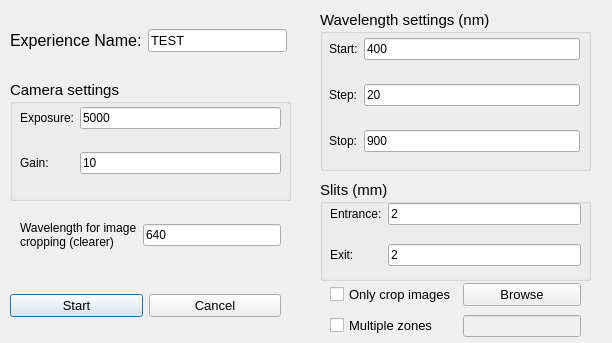
Old version of the form settings.ui in the repository lepo3002/Banc_Optique_3IT.
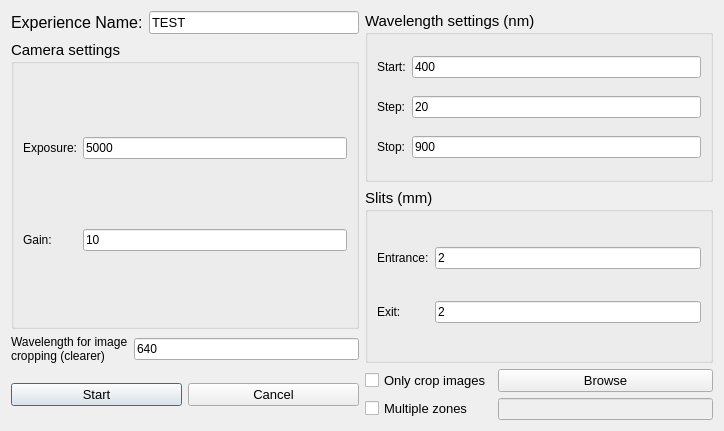
New version of the form.

Commit message: Auto-resize of ui

```diff
--- a/settings.ui
+++ b/settings.ui
@@ -6,22 +6,18 @@
    <rect>
     <x>0</x>
     <y>0</y>
-    <width>612</width>
-    <height>343</height>
+    <width>724</width>
+    <height>431</height>
    </rect>
   </property>
   <property name="windowTitle">
    <string>Dialog</string>
   </property>
-  <widget class="QWidget" name="gridLayoutWidget">
-   <property name="geometry">
-    <rect>
-     <x>10</x>
-     <y>10</y>
-     <width>277</width>
-     <height>61</height>
-    </rect>
+  <layout class="QGridLayout" name="gridLayout_8">
+   <property name="sizeConstraint">
+    <enum>QLayout::SetMinAndMaxSize</enum>
    </property>
+   <item row="0" column="0">
    <layout class="QGridLayout" name="gridLayout">
     <item row="2" column="0">
      <widget class="QLabel" name="label">
@@ -56,139 +52,9 @@
      </widget>
     </item>
    </layout>
-  </widget>
-  <widget class="QWidget" name="verticalLayoutWidget">
-   <property name="geometry">
-    <rect>
-     <x>10</x>
-     <y>280</y>
-     <width>271</width>
-     <height>51</height>
-    </rect>
-   </property>
-   <layout class="QGridLayout" name="gridLayout_5">
-    <item row="0" column="0">
-     <widget class="QPushButton" name="bt">
-      <property name="sizePolicy">
-       <sizepolicy hsizetype="Minimum" vsizetype="Preferred">
-        <horstretch>0</horstretch>
-        <verstretch>0</verstretch>
-       </sizepolicy>
-      </property>
-      <property name="font">
-       <font>
-        <pointsize>10</pointsize>
-       </font>
-      </property>
-      <property name="focusPolicy">
-       <enum>Qt::TabFocus</enum>
-      </property>
-      <property name="text">
-       <string>Start</string>
-      </property>
-     </widget>
-    </item>
-    <item row="0" column="1">
-     <widget class="QPushButton" name="cancel">
-      <property name="font">
-       <font>
-        <pointsize>10</pointsize>
-       </font>
-      </property>
-      <property name="text">
-       <string>Cancel</string>
-      </property>
-     </widget>
-    </item>
-   </layout>
-  </widget>
-  <widget class="QGroupBox" name="groupBox">
-   <property name="geometry">
-    <rect>
-     <x>320</x>
-     <y>180</y>
-     <width>271</width>
-     <height>101</height>
-    </rect>
-   </property>
-   <property name="font">
-    <font>
-     <pointsize>11</pointsize>
-    </font>
-   </property>
-   <property name="title">
-    <string>Slits (mm)</string>
-   </property>
-   <widget class="QWidget" name="gridLayoutWidget_3">
-    <property name="geometry">
-     <rect>
-      <x>10</x>
-      <y>10</y>
-      <width>251</width>
-      <height>91</height>
-     </rect>
-    </property>
-    <layout class="QGridLayout" name="gridLayout_3">
-     <item row="0" column="0">
-      <widget class="QLabel" name="label_5">
-       <property name="font">
-        <font>
-         <pointsize>9</pointsize>
-        </font>
-       </property>
-       <property name="text">
-        <string>Entrance:</string>
-       </property>
-      </widget>
-     </item>
-     <item row="0" column="1">
-      <widget class="QLineEdit" name="entrance">
-       <property name="font">
-        <font>
-         <pointsize>9</pointsize>
-        </font>
-       </property>
-       <property name="text">
-        <string>2</string>
-       </property>
-      </widget>
-     </item>
-     <item row="1" column="0">
-      <widget class="QLabel" name="label_6">
-       <property name="font">
-        <font>
-         <pointsize>9</pointsize>
-        </font>
-       </property>
-       <property name="text">
-        <string>Exit:</string>
-       </property>
-      </widget>
-     </item>
-     <item row="1" column="1">
-      <widget class="QLineEdit" name="exit">
-       <property name="font">
-        <font>
-         <pointsize>9</pointsize>
-        </font>
-       </property>
-       <property name="text">
-        <string>2</string>
-       </property>
-      </widget>
-     </item>
-    </layout>
-   </widget>
-  </widget>
+   </item>
+   <item row="0" column="1" rowspan="2">
   <widget class="QGroupBox" name="groupBox_2">
-   <property name="geometry">
-    <rect>
-     <x>320</x>
-     <y>10</y>
-     <width>271</width>
-     <height>161</height>
-    </rect>
-   </property>
    <property name="font">
     <font>
      <pointsize>11</pointsize>
@@ -197,15 +63,8 @@
    <property name="title">
     <string>Wavelength settings (nm)</string>
    </property>
-   <widget class="QWidget" name="gridLayoutWidget_4">
-    <property name="geometry">
-     <rect>
-      <x>9</x>
-      <y>10</y>
-      <width>251</width>
-      <height>151</height>
-     </rect>
-    </property>
+     <layout class="QHBoxLayout" name="horizontalLayout_3">
+      <item>
     <layout class="QGridLayout" name="gridLayout_4">
      <item row="0" column="0">
       <widget class="QLabel" name="label_3">
@@ -280,17 +139,12 @@
       </widget>
      </item>
     </layout>
-   </widget>
-  </widget>
+      </item>
+     </layout>
+    </widget>
+   </item>
+   <item row="1" column="0" rowspan="2">
   <widget class="QGroupBox" name="groupBox_3">
-   <property name="geometry">
-    <rect>
-     <x>10</x>
-     <y>80</y>
-     <width>281</width>
-     <height>121</height>
-    </rect>
-   </property>
    <property name="font">
     <font>
      <pointsize>11</pointsize>
@@ -299,16 +153,15 @@
    <property name="title">
     <string>Camera settings</string>
    </property>
-   <widget class="QWidget" name="gridLayoutWidget_2">
-    <property name="geometry">
-     <rect>
-      <x>10</x>
-      <y>10</y>
-      <width>261</width>
-      <height>101</height>
-     </rect>
-    </property>
+     <layout class="QHBoxLayout" name="horizontalLayout">
+      <property name="sizeConstraint">
+       <enum>QLayout::SetDefaultConstraint</enum>
+      </property>
+      <item>
     <layout class="QGridLayout" name="gridLayout_2">
+        <property name="sizeConstraint">
+         <enum>QLayout::SetDefaultConstraint</enum>
+        </property>
      <item row="0" column="0">
       <widget class="QLabel" name="label_8">
        <property name="font">
@@ -321,6 +174,18 @@
        </property>
       </widget>
      </item>
+        <item row="0" column="1">
+         <widget class="QLineEdit" name="exposure">
+          <property name="font">
+           <font>
+            <pointsize>9</pointsize>
+           </font>
+          </property>
+          <property name="text">
+           <string>5000</string>
+          </property>
+         </widget>
+        </item>
      <item row="1" column="1">
       <widget class="QLineEdit" name="gain">
        <property name="font">
@@ -345,32 +210,95 @@
        </property>
       </widget>
      </item>
+       </layout>
+      </item>
+     </layout>
+    </widget>
+   </item>
+   <item row="2" column="1" rowspan="2">
+    <widget class="QGroupBox" name="groupBox">
+     <property name="font">
+      <font>
+       <pointsize>11</pointsize>
+      </font>
+     </property>
+     <property name="title">
+      <string>Slits (mm)</string>
+     </property>
+     <layout class="QHBoxLayout" name="horizontalLayout_2">
+      <item>
+       <layout class="QGridLayout" name="gridLayout_3">
+        <item row="0" column="0">
+         <widget class="QLabel" name="label_5">
+          <property name="font">
+           <font>
+            <pointsize>9</pointsize>
+           </font>
+          </property>
+          <property name="text">
+           <string>Entrance:</string>
+          </property>
+         </widget>
+        </item>
      <item row="0" column="1">
-      <widget class="QLineEdit" name="exposure">
+         <widget class="QLineEdit" name="entrance">
        <property name="font">
         <font>
          <pointsize>9</pointsize>
         </font>
        </property>
        <property name="text">
-        <string>5000</string>
+           <string>2</string>
        </property>
       </widget>
      </item>
-    </layout>
-   </widget>
-  </widget>
-  <widget class="QWidget" name="gridLayoutWidget_5">
-   <property name="geometry">
-    <rect>
-     <x>20</x>
-     <y>210</y>
-     <width>261</width>
-     <height>51</height>
-    </rect>
-   </property>
+        <item row="1" column="0">
+         <widget class="QLabel" name="label_6">
+          <property name="font">
+           <font>
+            <pointsize>9</pointsize>
+           </font>
+          </property>
+          <property name="text">
+           <string>Exit:</string>
+          </property>
+         </widget>
+        </item>
+        <item row="1" column="1">
+         <widget class="QLineEdit" name="exit">
+          <property name="font">
+           <font>
+            <pointsize>9</pointsize>
+           </font>
+          </property>
+          <property name="text">
+           <string>2</string>
+          </property>
+         </widget>
+        </item>
+       </layout>
+      </item>
+     </layout>
+    </widget>
+   </item>
+   <item row="3" column="0">
    <layout class="QGridLayout" name="gridLayout_6">
-    <item row="0" column="0">
+     <property name="sizeConstraint">
+      <enum>QLayout::SetMaximumSize</enum>
+     </property>
+     <item row="0" column="2">
+      <widget class="QLineEdit" name="firstw">
+       <property name="font">
+        <font>
+         <pointsize>9</pointsize>
+        </font>
+       </property>
+       <property name="text">
+        <string>640</string>
+       </property>
+      </widget>
+     </item>
+     <item row="0" column="1">
      <widget class="QLabel" name="label_2">
       <property name="font">
        <font>
@@ -383,29 +311,46 @@
       </property>
      </widget>
     </item>
+    </layout>
+   </item>
+   <item row="4" column="0">
+    <layout class="QGridLayout" name="gridLayout_5">
+     <item row="0" column="0">
+      <widget class="QPushButton" name="bt">
+       <property name="sizePolicy">
+        <sizepolicy hsizetype="Minimum" vsizetype="Preferred">
+         <horstretch>0</horstretch>
+         <verstretch>0</verstretch>
+        </sizepolicy>
+       </property>
+       <property name="font">
+        <font>
+         <pointsize>10</pointsize>
+        </font>
+       </property>
+       <property name="focusPolicy">
+        <enum>Qt::TabFocus</enum>
+       </property>
+       <property name="text">
+        <string>Start</string>
+       </property>
+      </widget>
+     </item>
     <item row="0" column="1">
-     <widget class="QLineEdit" name="firstw">
+      <widget class="QPushButton" name="cancel">
       <property name="font">
        <font>
-        <pointsize>9</pointsize>
+         <pointsize>10</pointsize>
        </font>
       </property>
       <property name="text">
-       <string>640</string>
+        <string>Cancel</string>
       </property>
      </widget>
     </item>
    </layout>
-  </widget>
-  <widget class="QWidget" name="gridLayoutWidget_6">
-   <property name="geometry">
-    <rect>
-     <x>330</x>
-     <y>280</y>
-     <width>251</width>
-     <height>61</height>
-    </rect>
-   </property>
+   </item>
+   <item row="4" column="1">
    <layout class="QGridLayout" name="gridLayout_7">
     <item row="0" column="0">
      <widget class="QCheckBox" name="crop">
@@ -456,8 +401,26 @@
      </widget>
     </item>
    </layout>
-  </widget>
- </widget>
+   </item>
+  </layout>
+ </widget>
+ <tabstops>
+  <tabstop>exp</tabstop>
+  <tabstop>exposure</tabstop>
+  <tabstop>gain</tabstop>
+  <tabstop>firstw</tabstop>
+  <tabstop>w_start</tabstop>
+  <tabstop>w_step</tabstop>
+  <tabstop>w_stop</tabstop>
+  <tabstop>entrance</tabstop>
+  <tabstop>exit</tabstop>
+  <tabstop>crop</tabstop>
+  <tabstop>bt_working_dir</tabstop>
+  <tabstop>multiple</tabstop>
+  <tabstop>nbZones</tabstop>
+  <tabstop>bt</tabstop>
+  <tabstop>cancel</tabstop>
+ </tabstops>
  <resources/>
  <connections/>
 </ui>
```
Lines whose indentation alone changed are shown as unchanged. The commit also changes 4 other files.
